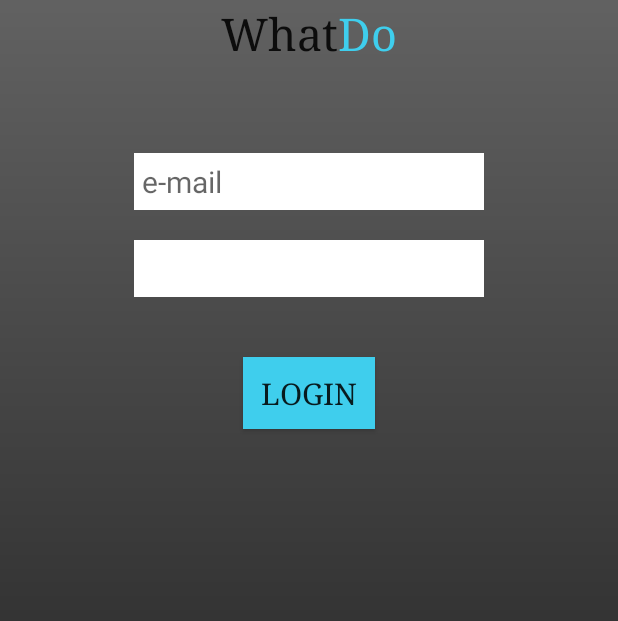
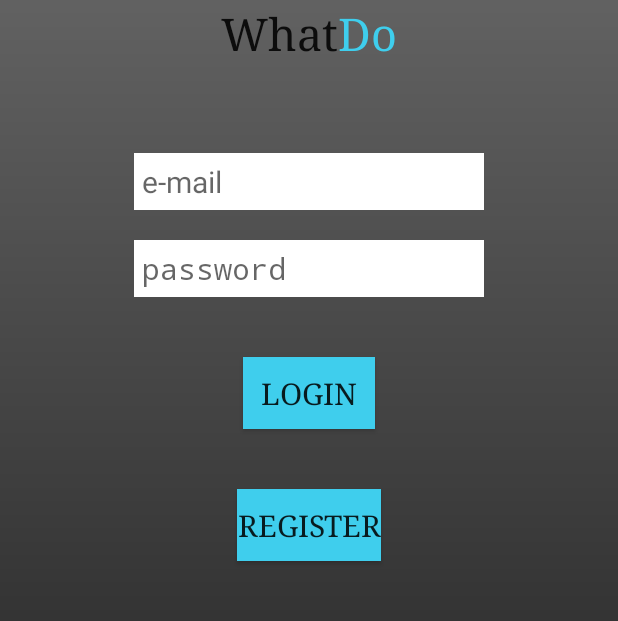
Before and after one commit to WhatDoApp/WhatDoApp, an Android app: the layout activity_login.xml on its own in the app's theme, with its tools: preview values and no code run, on a phone screen of 412 x 824 dp, the part 308-929 px from its top. Run offline under Robolectric (Android 15) with nearby library versions, the phone set to English and light mode, and no system bars.

Commit message:
Login and Registration start

```diff
--- a/WhatDo/app/src/main/java/com/whatdo/whatdoco/whatdo/MainActivity.java
+++ b/WhatDo/app/src/main/java/com/whatdo/whatdoco/whatdo/MainActivity.java
@@ -12,7 +12,7 @@ public class MainActivity extends Activity {
     protected void onCreate(Bundle savedInstanceState) {
         super.onCreate(savedInstanceState);
         setContentView(R.layout.activity_main);
-        Intent mainIntent = new Intent(this, QuestionsActivity.class);
+        Intent mainIntent = new Intent(this, LoginActivity.class);
         startActivity(mainIntent);
     }
 
--- a/WhatDo/app/src/main/res/layout/activity_categories.xml
+++ b/WhatDo/app/src/main/res/layout/activity_categories.xml
@@ -8,7 +8,8 @@
 
     <LinearLayout
         android:layout_width="wrap_content"
-        android:layout_height="wrap_content">
+        android:layout_height="wrap_content"
+        android:background="@drawable/bg_gradient">
     </LinearLayout>
 
 </RelativeLayout>
--- a/WhatDo/app/src/main/res/layout/activity_login.xml
+++ b/WhatDo/app/src/main/res/layout/activity_login.xml
@@ -59,7 +59,7 @@
             android:layout_height="wrap_content"
             android:inputType="textEmailAddress"
             android:ems="10"
-            android:id="@+id/editText2"
+            android:id="@+id/email"
             android:layout_gravity="center_horizontal"
             android:padding="5dp"
             android:textSize="20sp"
@@ -71,12 +71,13 @@
             android:layout_height="wrap_content"
             android:inputType="textPassword"
             android:ems="10"
-            android:id="@+id/editText3"
+            android:id="@+id/password"
             android:layout_gravity="center_horizontal"
             android:layout_marginTop="20dp"
             android:background="#ffffffff"
             android:textSize="20sp"
-            android:padding="5dp" />
+            android:padding="5dp"
+            android:hint="password"/>
 
         <Button
             android:layout_width="wrap_content"
@@ -87,7 +88,20 @@
             android:layout_marginTop="40dp"
             android:background="#ff3fceed"
             android:textSize="20sp"
-            android:typeface="serif" />
+            android:typeface="serif"
+            android:onClick="loginClick"/>
+
+        <Button
+            android:layout_width="wrap_content"
+            android:layout_height="wrap_content"
+            android:text="Register"
+            android:id="@+id/button2"
+            android:layout_gravity="center_horizontal"
+            android:layout_marginTop="40dp"
+            android:background="#ff3fceed"
+            android:textSize="20sp"
+            android:typeface="serif"
+            android:onClick="registerClick"/>
 
     </LinearLayout>
 
--- a/WhatDo/app/src/main/res/layout/item.xml
+++ b/WhatDo/app/src/main/res/layout/item.xml
@@ -2,8 +2,9 @@
 <FrameLayout xmlns:android="http://schemas.android.com/apk/res/android"
     xmlns:tools="http://schemas.android.com/tools"
     android:layout_gravity="center"
-    android:layout_width="250dp"
-    android:layout_height="170dp">
+    android:layout_width="270dp"
+    android:layout_height="5000dp"
+    android:background="@drawable/bg_gradient">
 
     <TextView
         android:id="@+id/helloText"
--- a/WhatDo/app/src/main/res/menu/menu_login.xml
+++ b/WhatDo/app/src/main/res/menu/menu_login.xml
@@ -2,6 +2,4 @@
     xmlns:app="http://schemas.android.com/apk/res-auto"
     xmlns:tools="http://schemas.android.com/tools"
     tools:context="com.whatdo.whatdoco.whatdo.LoginActivity">
-    <item android:id="@+id/action_settings" android:title="@string/action_settings"
-        android:orderInCategory="100" app:showAsAction="never" />
 </menu>
```
Also changed, not shown: WhatDo/app/src/main/java/com/whatdo/whatdoco/whatdo/LoginActivity.java (+12 -19 lines), WhatDo/app/src/main/res/layout/activity_registration.xml (+16 -5 lines), WhatDo/app/src/main/res/mipmap-hdpi/BGlogin.png (deleted), WhatDo/app/src/main/res/mipmap-mdpi/BGlogin.png (deleted), WhatDo/app/src/main/res/mipmap-xhdpi/BGlogin.png (deleted), WhatDo/app/src/main/res/mipmap-xxhdpi/BGlogin.png (deleted), WhatDo/app/src/main/res/mipmap-xxxhdpi/BGlogin.png (deleted).
